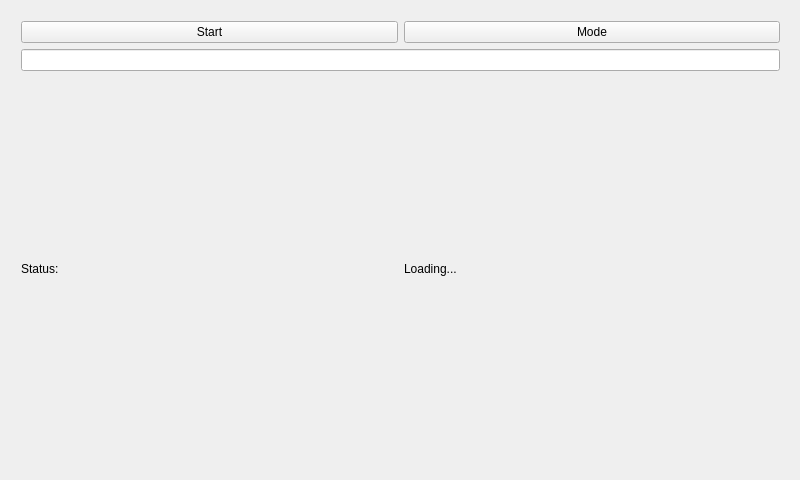
Above: MainWindow.ui from hardaker/CuteCW before the change. Below: the same form after it.
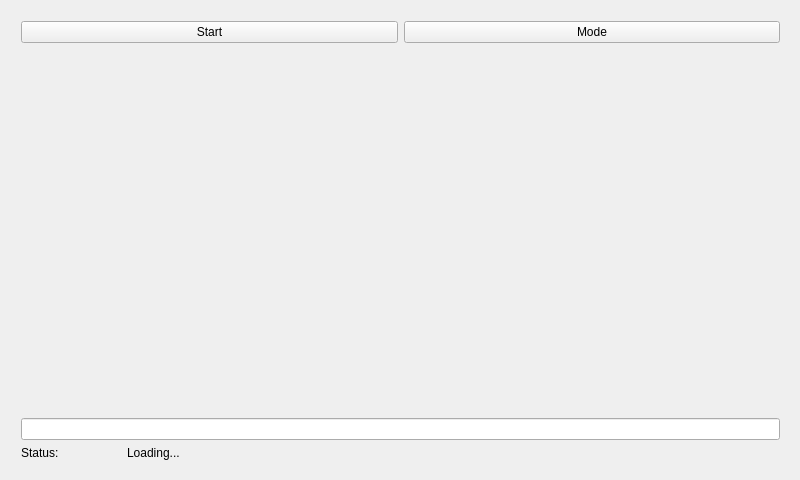
That is the form after the change.

Diff of the .ui file:
```diff
--- a/MainWindow.ui
+++ b/MainWindow.ui
@@ -42,11 +42,27 @@
        </item>
       </layout>
      </item>
+     <item>
+      <spacer name="verticalSpacer">
+       <property name="orientation">
+        <enum>Qt::Vertical</enum>
+       </property>
+       <property name="sizeHint" stdset="0">
+        <size>
+         <width>20</width>
+         <height>40</height>
+        </size>
+       </property>
+      </spacer>
+     </item>
      <item>
       <widget class="QLineEdit" name="input"/>
      </item>
      <item>
       <layout class="QHBoxLayout" name="horizontalLayout_2">
+       <property name="sizeConstraint">
+        <enum>QLayout::SetDefaultConstraint</enum>
+       </property>
        <item>
         <widget class="QLabel" name="statuslabel">
          <property name="sizePolicy">
@@ -55,6 +71,12 @@
            <verstretch>0</verstretch>
           </sizepolicy>
          </property>
+         <property name="minimumSize">
+          <size>
+           <width>100</width>
+           <height>0</height>
+          </size>
+         </property>
          <property name="text">
           <string>Status:</string>
          </property>
@@ -62,6 +84,12 @@
        </item>
        <item>
         <widget class="QLabel" name="status">
+         <property name="sizePolicy">
+          <sizepolicy hsizetype="MinimumExpanding" vsizetype="Preferred">
+           <horstretch>0</horstretch>
+           <verstretch>0</verstretch>
+          </sizepolicy>
+         </property>
          <property name="text">
           <string>Loading...</string>
          </property>
```
